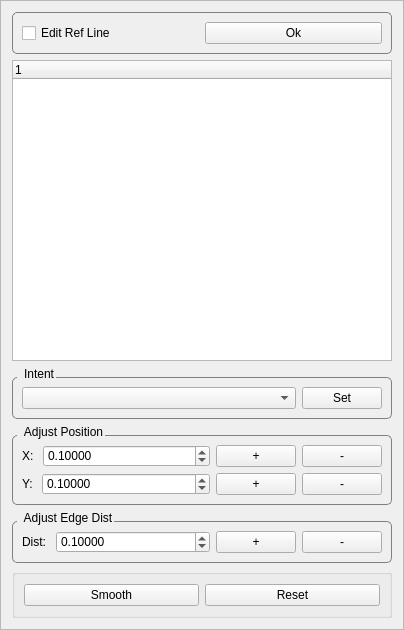
The window that refline_edit_frame.ui (she503/task_line) describes before a commit, drawn with Qt 5.
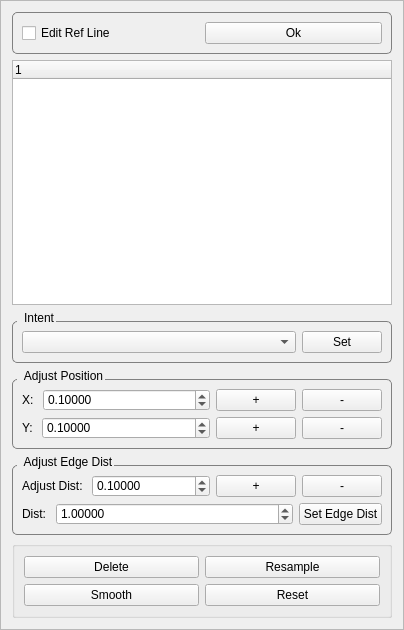
The same window after the commit.

Commit message: finish adjust points

What changed in the file:
```diff
--- a/refline_edit_frame.ui
+++ b/refline_edit_frame.ui
@@ -303,12 +303,12 @@
            </sizepolicy>
           </property>
           <property name="text">
-           <string>Dist: </string>
+           <string>Adjust Dist: </string>
           </property>
          </widget>
         </item>
         <item>
-         <widget class="QDoubleSpinBox" name="doubleSpinBox_edge_dist">
+         <widget class="QDoubleSpinBox" name="doubleSpinBox_adjust_edge_dist">
           <property name="sizePolicy">
            <sizepolicy hsizetype="MinimumExpanding" vsizetype="Preferred">
             <horstretch>0</horstretch>
@@ -360,6 +360,49 @@
         </item>
        </layout>
       </item>
+      <item>
+       <layout class="QHBoxLayout" name="horizontalLayout_5">
+        <item>
+         <widget class="QLabel" name="label_4">
+          <property name="text">
+           <string>Dist: </string>
+          </property>
+         </widget>
+        </item>
+        <item>
+         <widget class="QDoubleSpinBox" name="doubleSpinBox_edge_dist">
+          <property name="sizePolicy">
+           <sizepolicy hsizetype="MinimumExpanding" vsizetype="Preferred">
+            <horstretch>0</horstretch>
+            <verstretch>0</verstretch>
+           </sizepolicy>
+          </property>
+          <property name="decimals">
+           <number>5</number>
+          </property>
+          <property name="minimum">
+           <double>0.010000000000000</double>
+          </property>
+          <property name="maximum">
+           <double>5.000000000000000</double>
+          </property>
+          <property name="singleStep">
+           <double>0.010000000000000</double>
+          </property>
+          <property name="value">
+           <double>1.000000000000000</double>
+          </property>
+         </widget>
+        </item>
+        <item>
+         <widget class="QPushButton" name="pushButton_set_edge_dist">
+          <property name="text">
+           <string>Set Edge Dist</string>
+          </property>
+         </widget>
+        </item>
+       </layout>
+      </item>
      </layout>
     </widget>
    </item>
@@ -368,8 +411,22 @@
      <property name="title">
       <string/>
      </property>
-     <layout class="QHBoxLayout" name="horizontalLayout_5">
-      <item>
+     <layout class="QGridLayout" name="gridLayout">
+      <item row="0" column="0">
+       <widget class="QPushButton" name="pushButton_delete">
+        <property name="text">
+         <string>Delete</string>
+        </property>
+       </widget>
+      </item>
+      <item row="0" column="1">
+       <widget class="QPushButton" name="pushButton_resample">
+        <property name="text">
+         <string>Resample</string>
+        </property>
+       </widget>
+      </item>
+      <item row="1" column="0">
        <widget class="QPushButton" name="pushButton_smooth">
         <property name="text">
          <string>Smooth</string>
```
Left out of the diff: 2 changed lines with no effect on the pictures. The commit also changes 10 other files.
